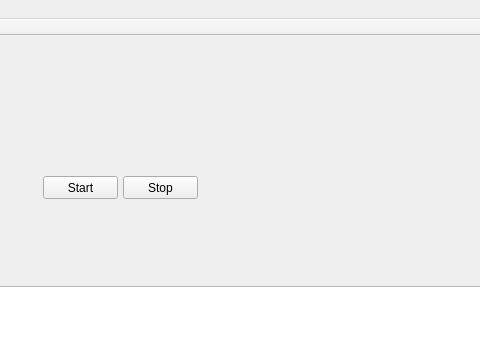
Old version of the form SVDModel/SVDUI/mainwindow.ui in the repository edfm-tum/SVD; both pictures show x 127 to 607 and y 0 to 347 of the 853 by 583 pixel window.
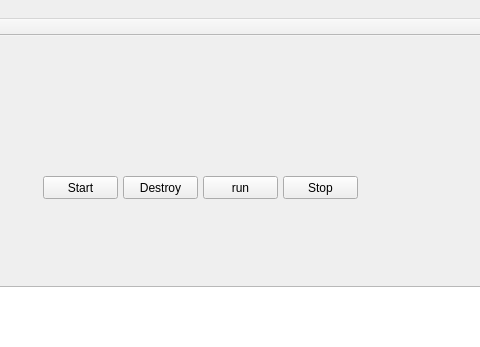
New version of the form.

Patch:
```diff
--- a/SVDModel/SVDUI/mainwindow.ui
+++ b/SVDModel/SVDUI/mainwindow.ui
@@ -47,6 +47,32 @@
      </rect>
     </property>
     <property name="text">
+     <string>Destroy</string>
+    </property>
+   </widget>
+   <widget class="QPushButton" name="run">
+    <property name="geometry">
+     <rect>
+      <x>330</x>
+      <y>140</y>
+      <width>75</width>
+      <height>23</height>
+     </rect>
+    </property>
+    <property name="text">
+     <string>run</string>
+    </property>
+   </widget>
+   <widget class="QPushButton" name="pushButton">
+    <property name="geometry">
+     <rect>
+      <x>410</x>
+      <y>140</y>
+      <width>75</width>
+      <height>23</height>
+     </rect>
+    </property>
+    <property name="text">
      <string>Stop</string>
     </property>
    </widget>
```
